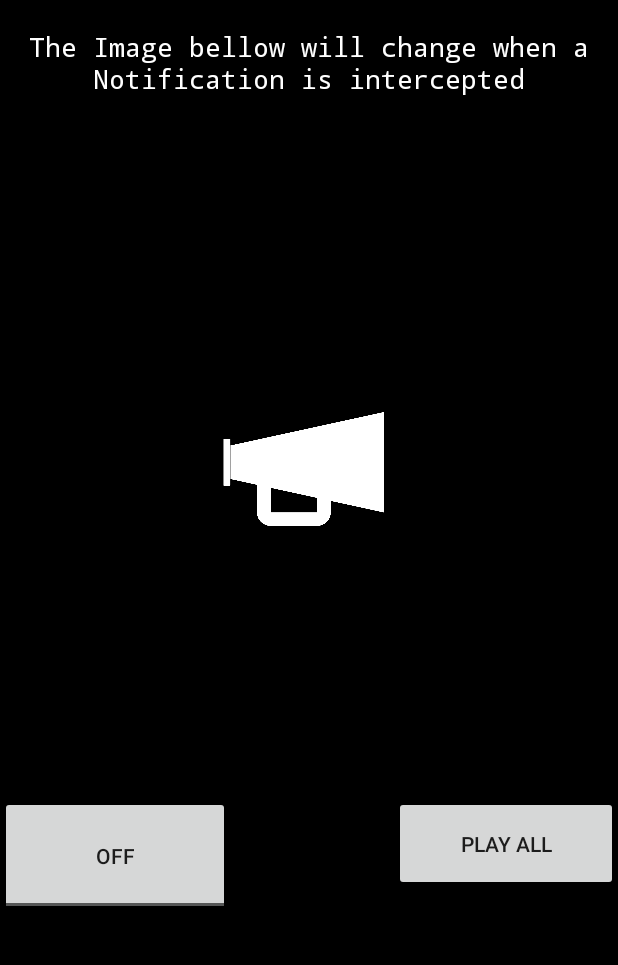
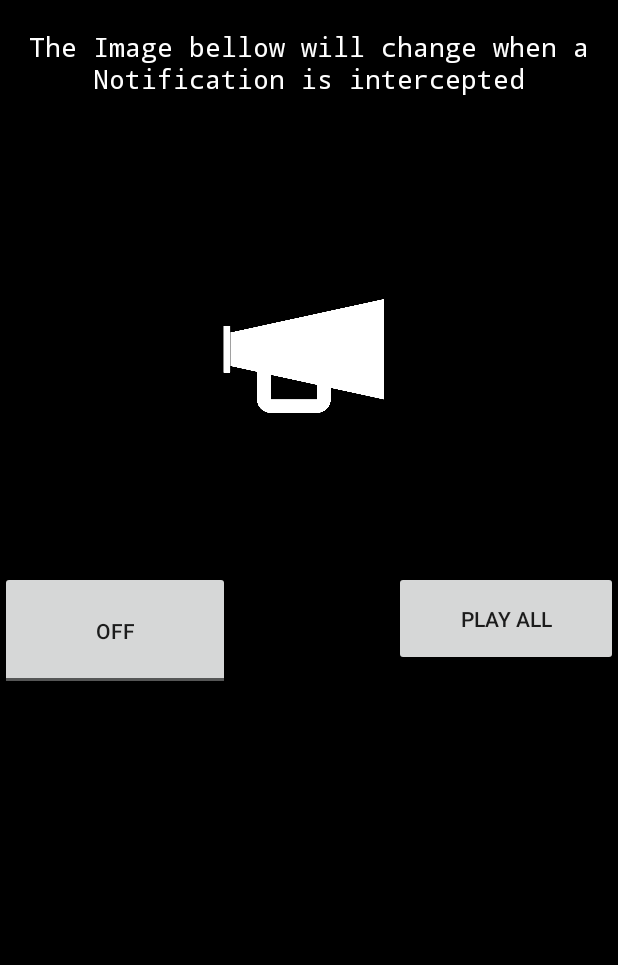
Before and after one commit to aai38/audioMessenger, an Android app: the screen it shows after launch (MainActivity), on a phone screen of 412 x 824 dp, the part 84-1049 px from its top. Run offline under Robolectric (Android 15) with nearby library versions, the phone set to English and light mode, and no system bars; libraries missing offline, so code that uses them is left out: com.ibm.cloud, com.ibm.watson; pictures from the network do not load; 3 statements that could not run were skipped.

Commit message:
changed text and layout
layout is smaller and text for play all is changed

```diff
--- a/notification-listener-service-example-master/app/src/main/java/com/github/chagall/notificationlistenerexample/NotificationListenerExampleService.java
+++ b/notification-listener-service-example-master/app/src/main/java/com/github/chagall/notificationlistenerexample/NotificationListenerExampleService.java
@@ -187,11 +187,11 @@ public class NotificationListenerExampleService extends NotificationListenerServ
             return "Du hast keine neuen Nachrichten";
         } else if (messages.size() == 1) {
             persons = messages.get(0).getPerson();
-            totalMessage = "Du hast eine Nachricht von " + persons + ", " + messages.get(0).getMessageText();
+            totalMessage = persons + ", " + messages.get(0).getMessageText();
         } else {
             for (ReceivedMessage message: messages) {
                 persons+= " " + message.getPerson();
-                totalMessage = "Du hast Nachrichten von" + persons;
+                totalMessage = persons;
             }
         }
         return totalMessage;
--- a/notification-listener-service-example-master/app/src/main/res/layout/activity_main.xml
+++ b/notification-listener-service-example-master/app/src/main/res/layout/activity_main.xml
@@ -24,7 +24,7 @@
     <FrameLayout
         android:id="@+id/intercepted_notification_logo_container"
         android:layout_width="match_parent"
-        android:layout_height="448dp">
+        android:layout_height="298dp">
 
         <ImageView
             android:id="@+id/intercepted_notification_logo"
```
